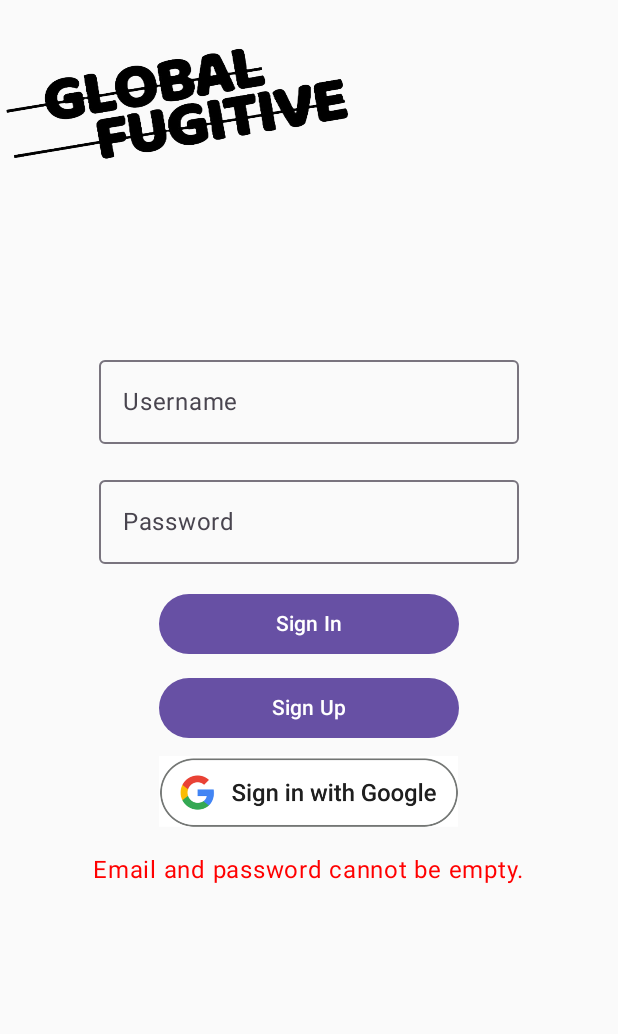
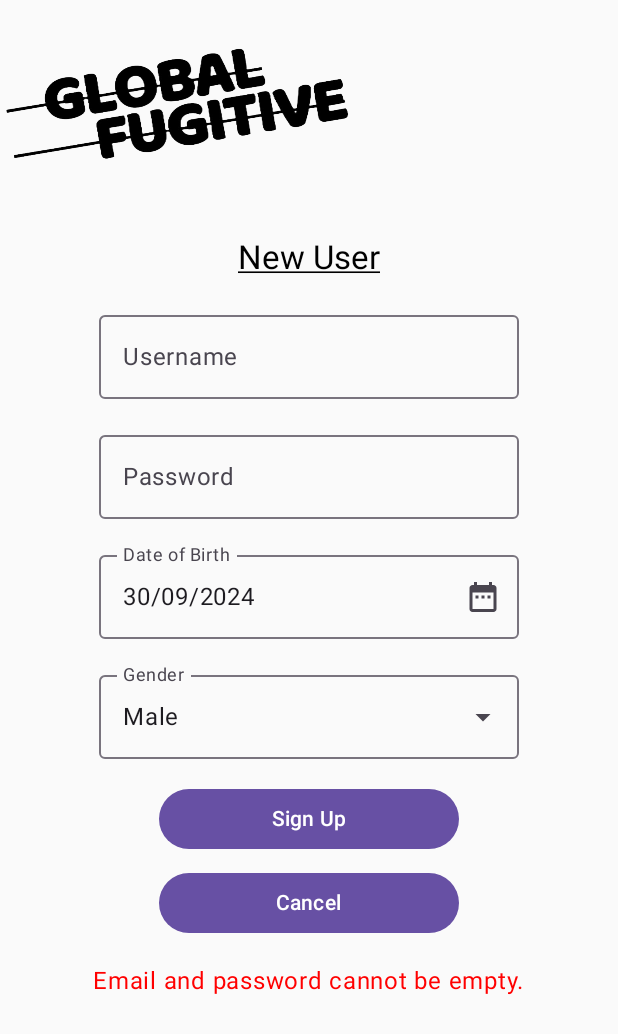
Before and after one commit to jonosachs/GlobalFugitive, an Android app built with Jetpack Compose: the SignInScreen screen opened through its navigation route, after a tap on "Sign Up", on a phone screen of 412 x 824 dp. Shown: the top 1034 px of the screen. Run offline under Robolectric (Android 15) with nearby library versions, the phone set to English and light mode, and no system bars; our stand-ins replace Firebase (no records; nobody signed in at launch, a user with empty details on screens opened directly), Room's generated code, livedata-compose; 1 statement that could not run was skipped; 1 other tap on this screen came first.

Commit message:
Sign up screen

```diff
--- a/app/build.gradle.kts
+++ b/app/build.gradle.kts
@@ -177,4 +177,5 @@ dependencies {
     implementation ("androidx.lifecycle:lifecycle-livedata-ktx:2.6.1")
     implementation("androidx.compose.runtime:runtime-livedata:1.6.1")
 
+
 }
--- a/app/src/main/java/com/example/globalfugitive/AppNavigation.kt
+++ b/app/src/main/java/com/example/globalfugitive/AppNavigation.kt
@@ -1,11 +1,15 @@
 package com.example.globalfugitive
 
+import SignUpScreen
+import android.os.Build
+import androidx.annotation.RequiresApi
 import androidx.compose.runtime.Composable
 import androidx.navigation.NavHostController
 import androidx.navigation.compose.NavHost
 import androidx.navigation.compose.composable
 import androidx.navigation.compose.rememberNavController
 
+@RequiresApi(Build.VERSION_CODES.UPSIDE_DOWN_CAKE)
 @Composable
 fun AppNavigation(
     countryViewModel: CountryViewModel,
@@ -21,6 +25,7 @@ fun AppNavigation(
     ) {
         composable("Landing") { Landing(navController) }
         composable("SignInScreen") { SignInScreen(userViewModel, navController) }
+        composable("SignUpScreen") { SignUpScreen(userViewModel, navController) }
         composable("DrawerMenu") {
             // Create a nested NavController for DrawerMenu's internal navigation
             val nestedNavController = rememberNavController()
--- a/app/src/main/java/com/example/globalfugitive/SignInScreen.kt
+++ b/app/src/main/java/com/example/globalfugitive/SignInScreen.kt
@@ -139,12 +139,7 @@ fun SignInScreen(
         Button(
             onClick = {
                 isLoading = true
-                val activity = context as Activity
-                userViewModel.createUserWithEmailAndPassword(
-                    activity,
-                    email,
-                    password,
-                ) { navController.navigate("DrawerMenu") }
+                navController.navigate("SignUpScreen")
             },
             modifier = Modifier.width(200.dp),
 //            enabled = !isLoading
@@ -152,7 +147,7 @@ fun SignInScreen(
             Text("Sign Up")
         }
 
-        Spacer(modifier = Modifier.height(8.dp))
+        Spacer(modifier = Modifier.height(16.dp))
 
         GoogleSignInButton { credential ->
             userViewModel.signInWithGoogle(credential) { navController.navigate("DrawerMenu") }
--- a/app/src/main/java/com/example/globalfugitive/SignUpScreen.kt
+++ b/app/src/main/java/com/example/globalfugitive/SignUpScreen.kt
@@ -1,8 +1,15 @@
-import android.widget.EditText
+import android.app.Activity
+import android.os.Build
+import androidx.annotation.RequiresApi
 import androidx.compose.foundation.Image
+import androidx.compose.foundation.clickable
+import androidx.compose.foundation.interaction.MutableInteractionSource
 import androidx.compose.foundation.layout.*
+import androidx.compose.material.icons.Icons
+import androidx.compose.material.icons.filled.DateRange
 import androidx.compose.material3.*
 import androidx.compose.runtime.*
+import androidx.compose.runtime.livedata.observeAsState
 import androidx.compose.ui.Alignment
 import androidx.compose.ui.Modifier
 import androidx.compose.ui.graphics.Color
@@ -10,22 +17,67 @@ import androidx.compose.ui.platform.LocalContext
 import androidx.compose.ui.res.painterResource
 import androidx.compose.ui.text.input.PasswordVisualTransformation
 import androidx.compose.ui.unit.dp
-import androidx.lifecycle.viewmodel.compose.viewModel
 import androidx.navigation.NavController
 import com.example.globalfugitive.R
-import com.google.firebase.auth.FirebaseAuth
+import com.example.globalfugitive.UserViewModel
+import androidx.compose.runtime.getValue
+import androidx.compose.runtime.setValue
+import androidx.compose.ui.focus.focusProperties
+import androidx.compose.ui.text.style.TextDecoration
+import java.text.SimpleDateFormat
+import java.util.Calendar
+import java.util.Date
+import java.util.Locale
 
+
+@RequiresApi(Build.VERSION_CODES.UPSIDE_DOWN_CAKE)
 @OptIn(ExperimentalMaterial3Api::class)
 @Composable
 fun SignUpScreen(
+    userViewModel: UserViewModel,
     navController: NavController
 ) {
 
+    val context = LocalContext.current
     var email by remember { mutableStateOf("") }
     var password by remember { mutableStateOf("") }
     var isLoading by remember { mutableStateOf(false) }
-    var errorMessage by remember { mutableStateOf<String?>(null) }
-    val auth = FirebaseAuth.getInstance()
+    val currentUser = userViewModel.currentUser
+    var displayName by remember { mutableStateOf("") }
+    var dateOfBirth = remember { mutableStateOf("") }
+
+    // Observe error messages from UserViewModel
+    val errorMessage by userViewModel.errorMessage.observeAsState()
+
+    //Drop down menu
+    val gender = listOf("Male", "Female", "Other")
+    var isExpanded by remember { mutableStateOf(false) }
+    var selectedSex by remember { mutableStateOf(gender[0]) }
+
+    //Date picker
+    val calendar = Calendar.getInstance()
+    // Create a DatePicker state and initialize it with the selected date
+    var selectedDate by remember { mutableStateOf(calendar.timeInMillis) }
+    val datePickerState = rememberDatePickerState(initialSelectedDateMillis = selectedDate)
+    var showDatePicker by remember { mutableStateOf(false) }
+    var enabled by remember { mutableStateOf(true) }
+
+
+    // Create an InteractionSource to prevent focus
+    var interactionSource = remember { MutableInteractionSource() }
+
+        // Observe the errorMessage and stop loading if there's an error
+    if (errorMessage != null) {
+        isLoading = false
+    }
+
+    LaunchedEffect(currentUser) {
+        if (currentUser != null) {
+            isLoading = false
+            // Navigate to MainMenu when the user is successfully logged in
+            navController.navigate("DrawerMenu")
+        }
+    }
 
 
     Box(
@@ -55,9 +107,20 @@ fun SignUpScreen(
         verticalArrangement = Arrangement.Center,
         horizontalAlignment = Alignment.CenterHorizontally
     ) {
+        Text(
+            text = "New User",
+            style = MaterialTheme.typography.titleLarge,
+            textDecoration = TextDecoration.Underline
+        )
+
+        Spacer(modifier = Modifier.height(16.dp))
+
         OutlinedTextField(
             value = email,
-            onValueChange = { email = it },
+            onValueChange = {
+                userViewModel.clearErrorMessage()
+                email = it
+            },
             label = { Text("Username") },
             singleLine = true,
         )
@@ -74,34 +137,123 @@ fun SignUpScreen(
 
         Spacer(modifier = Modifier.height(16.dp))
 
+        // Date picker for date of birth
+        val formatter = SimpleDateFormat("dd/MM/yyyy", Locale.ROOT)
+        val formattedDate = formatter.format(Date(selectedDate))
+
+        OutlinedTextField(
+            value = formattedDate,
+            onValueChange = {},
+            label = { Text("Date of Birth") },
+            singleLine = true,
+            readOnly = true,
+            trailingIcon = {
+                IconButton(onClick = { showDatePicker = !showDatePicker }) {
+                    Icon(
+                        imageVector = Icons.Default.DateRange,
+                        contentDescription = "Select date"
+                    )
+                }
+           },
+            modifier = Modifier
+                .clickable {
+                    showDatePicker = true // Show DatePicker when clicked
+                },
+        )
+
+
+        if (showDatePicker) {
+            DatePickerDialog(
+                onDismissRequest = {
+                    showDatePicker = false
+                },
+                confirmButton = {
+                    TextButton(
+                        onClick = {
+                            showDatePicker = false
+                            selectedDate = datePickerState.selectedDateMillis ?: calendar.timeInMillis
+                        }
+                    ) {
+                        Text(text = "OK")
+                    }
+                },
+                dismissButton = {
+                    TextButton(
+                        onClick = {showDatePicker = false}
+                    ) {
+                        Text(text = "Cancel")
+                    }
+                }
+            ) {
+                DatePicker( state = datePickerState )
+            }
+        }// end of if
+
+
+        Spacer(modifier = Modifier.height(16.dp))
+
+        // Exposed Dropdown Menu for selecting sex
+        ExposedDropdownMenuBox(
+            expanded = isExpanded,
+            onExpandedChange = { isExpanded = it }
+        ) {
+            OutlinedTextField(
+                modifier = Modifier
+                    .menuAnchor()
+                    .focusProperties {
+                        canFocus = false
+                    },
+                readOnly = true,
+                value = selectedSex,
+                onValueChange = {},
+                label = { Text("Gender") },
+                trailingIcon = { ExposedDropdownMenuDefaults.TrailingIcon(expanded = isExpanded) },
+            )
+            ExposedDropdownMenu(
+                expanded = isExpanded,
+                onDismissRequest = { isExpanded = false }
+            ) {
+                gender.forEach { selectionOption ->
+                    DropdownMenuItem(
+                        text = { Text(selectionOption) },
+                        onClick = {
+                            selectedSex = selectionOption
+                            isExpanded = false
+                        },
+                        contentPadding = ExposedDropdownMenuDefaults.ItemContentPadding,
+                    )
+                }
+            }
+        }
+
+        Spacer(modifier = Modifier.height(16.dp))
+
         Button(
             onClick = {
                 isLoading = true
-                auth.signInWithEmailAndPassword(email, password)
-                    .addOnCompleteListener { task ->
-                        isLoading = false
-                        if (task.isSuccessful) {
-                            // Navigate to MainMenu
-                            navController.navigate("MainMenu")
-                        } else {
-                            errorMessage = "Authentication failed."
-                        }
-                    }
+                val activity = context as Activity
+                userViewModel.createUserWithEmailAndPassword(
+                    activity,
+                    email,
+                    password,
+                ) { navController.navigate("DrawerMenu") }
             },
             modifier = Modifier.width(200.dp),
-            enabled = !isLoading
-        ) {
-            Text("Sign In")
-        }
-
-        Button(
-            onClick = { },
-            modifier = Modifier
-                .width(200.dp)
+//            enabled = !isLoading
         ) {
             Text("Sign Up")
         }
 
+        Spacer(modifier = Modifier.height(8.dp))
+
+        Button(
+            onClick = {
+               navController.navigate("SignInScreen")
+            },
+            modifier = Modifier.width(200.dp),
+        ) {
+            Text("Cancel")
+        }
 
         // Loading indicator
         if (isLoading) {
--- a/app/src/main/java/com/example/globalfugitive/UserProfile.kt
+++ b/app/src/main/java/com/example/globalfugitive/UserProfile.kt
@@ -4,9 +4,11 @@ import android.app.Activity
 import android.content.Context
 import android.content.Intent
 import android.net.Uri
+import android.os.Build
 import android.provider.MediaStore
 import android.util.Log
 import android.widget.Toast
+import androidx.annotation.RequiresApi
 import androidx.compose.foundation.Image
 import androidx.compose.foundation.border
 import androidx.compose.foundation.clickable
@@ -36,6 +38,7 @@ import com.google.firebase.ktx.Firebase
 import com.google.firebase.storage.ktx.storage
 
 
+@RequiresApi(Build.VERSION_CODES.UPSIDE_DOWN_CAKE)
 @Composable
 fun UserProfile(
     userViewModel: UserViewModel,
```
Also changed, not shown: app/src/main/java/com/example/globalfugitive/GameViewModel.kt (+9 -6 lines), app/src/main/java/com/example/globalfugitive/User.kt (+3 -4 lines), app/src/main/java/com/example/globalfugitive/UserViewModel.kt (+3 -17 lines).
